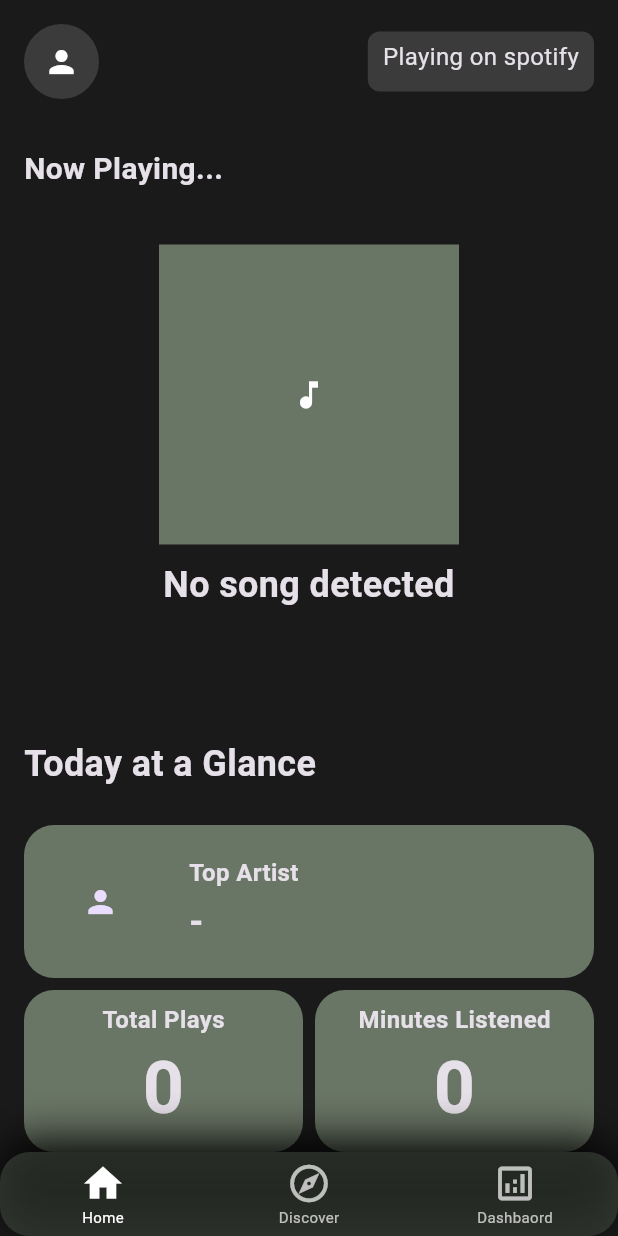
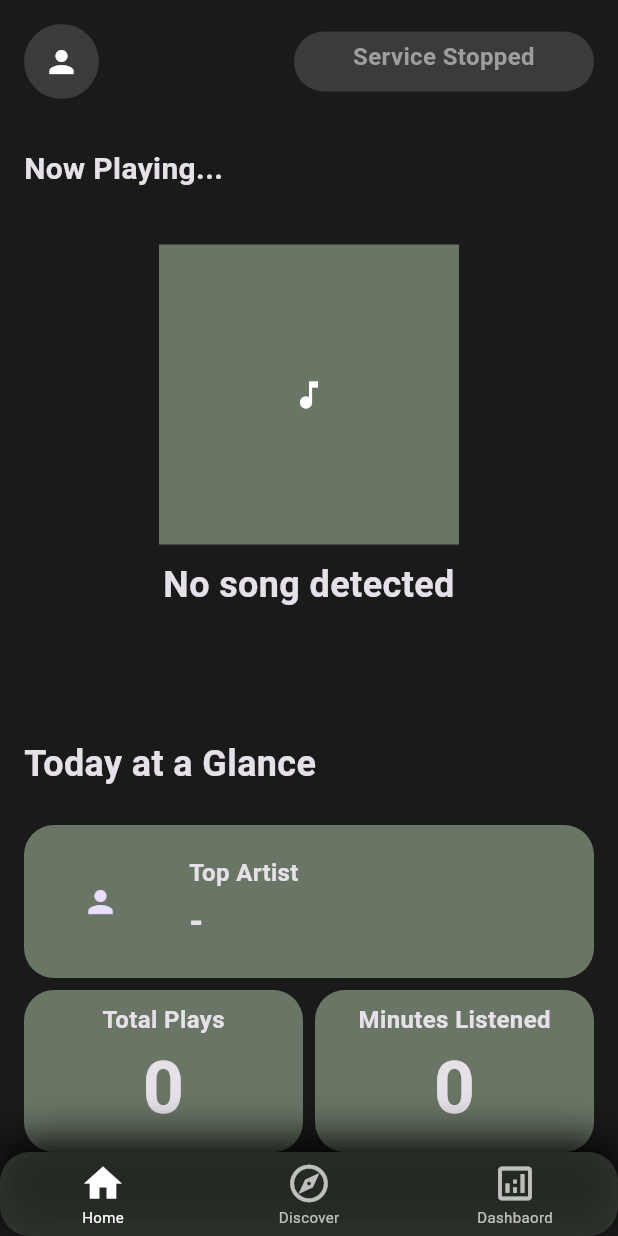
Before and after one commit to mariaR5/music-dashboard, a Flutter app: the screen it shows after launch, on a phone screen of 412 x 824 dp. Run offline on Flutter 3.47's test engine with Material 3 defaults, Android fonts, the phone set to English and light mode, and no system bars; our stand-ins replace flutter_dotenv; missing offline and left inert: flutter_notification_listener; network calls fail.

Commit message:
Create animated custom status badge displaying running status and package

```diff
--- a/lib/pages/home_page.dart
+++ b/lib/pages/home_page.dart
@@ -6,6 +6,7 @@ import 'package:scrobbler/widgets/artist_card.dart';
 import 'package:scrobbler/widgets/now_playing.dart';
 import 'package:scrobbler/widgets/recommend_section.dart';
 import 'package:scrobbler/widgets/stat_card.dart';
+import 'package:scrobbler/widgets/status_card.dart';
 
 import 'package:url_launcher/url_launcher.dart';
 
@@ -120,20 +121,10 @@ class _HomePageState extends State<HomePage> {
                         backgroundColor: const Color(0xFF3B3B3B),
                         child: Icon(Icons.person, color: Colors.white),
                       ),
-                      Container(
-                        height: 40,
-                        padding: EdgeInsets.symmetric(
-                          vertical: 5,
-                          horizontal: 10,
-                        ),
-                        decoration: BoxDecoration(
-                          color: const Color(0xFF3B3B3B),
-                          borderRadius: BorderRadius.circular(8),
-                        ),
-                        child: Text(
-                          'Playing on spotify',
-                          style: TextStyle(fontSize: 16),
-                        ),
+
+                      StatusCard(
+                        isServiceRunning: widget.isServiceRunning,
+                        currentPackage: widget.currentPackage,
                       ),
                     ],
                   ),
--- /dev/null
+++ b/lib/widgets/status_card.dart
@@ -0,0 +1,108 @@
+import 'dart:async';
+
+import 'package:flutter/material.dart';
+
+class StatusCard extends StatefulWidget {
+  final bool isServiceRunning;
+  final String currentPackage;
+
+  const StatusCard({
+    super.key,
+    required this.isServiceRunning,
+    required this.currentPackage,
+  });
+
+  @override
+  State<StatusCard> createState() => _StatusCardState();
+}
+
+class _StatusCardState extends State<StatusCard> {
+  int _msgIndex = 0;
+  Timer? _timer;
+
+  Map<String, String> appNameMap = {
+    'com.spotify.music': 'Spotify',
+    'com.google.android.apps.youtube.music': 'YouTube Music',
+    'com.soundcloud.android': 'SoundCloud',
+    'com.apple.android.music': 'Apple Music',
+    'com.aspiro.tidal': 'TIDAL',
+    'deezer.android.app': 'Deezer',
+    'com.maxmpz.audioplayer': 'Poweramp',
+    'com.samsung.android.app.music': 'Samsung Music',
+    'com.sec.android.app.music': 'Samsung Music',
+    'com.miui.player': 'Mi Music',
+    'com.oppo.music': 'OPPO Music',
+    'com.oneplus.music': 'OnePlus Music',
+    'com.lge.music': 'LG Music',
+    'com.sony.walkman.music': 'Sony Walkman',
+  };
+
+  void initState() {
+    super.initState();
+
+    // Timer to change index (0 and 1) every 3 seconds
+    _timer = Timer.periodic(const Duration(seconds: 5), (timer) {
+      if (mounted) {
+        setState(() {
+          _msgIndex = (_msgIndex + 1) % 2;
+        });
+      }
+    });
+  }
+
+  void dispose() {
+    _timer?.cancel();
+    super.dispose();
+  }
+
+  @override
+  Widget build(BuildContext context) {
+    String textToShow;
+    Key key;
+
+    if (!widget.isServiceRunning) {
+      textToShow = 'Service Stopped';
+      key = const ValueKey('stopped');
+    } else if (_msgIndex == 0) {
+      textToShow = 'Service Running';
+      key = const ValueKey('running');
+    } else {
+      final packageName = appNameMap[widget.currentPackage];
+      textToShow = widget.currentPackage.isEmpty
+          ? "Waiting for music..."
+          : "Listening on $packageName";
+      key = const ValueKey('package');
+    }
+
+    return Container(
+      height: 40,
+      width: 200,
+      padding: EdgeInsets.symmetric(vertical: 5, horizontal: 10),
+      decoration: BoxDecoration(
+        color: const Color(0xFF3B3B3B),
+        borderRadius: BorderRadius.circular(820),
+      ),
+      child: AnimatedSwitcher(
+        duration: const Duration(milliseconds: 800),
+        transitionBuilder: (child, animation) {
+          return FadeTransition(opacity: animation, child: child);
+        },
+        layoutBuilder: (currentChild, previousChild) {
+          return currentChild ?? const SizedBox.shrink();
+        },
+        child: Text(
+          textToShow,
+          key: key,
+          style: TextStyle(
+            fontSize: 16,
+            color: Colors.grey,
+            fontWeight: FontWeight.bold,
+          ),
+          maxLines: 1,
+          overflow: TextOverflow.ellipsis,
+          textAlign: TextAlign.center,
+        ),
+      ),
+    );
+  }
+}
```
